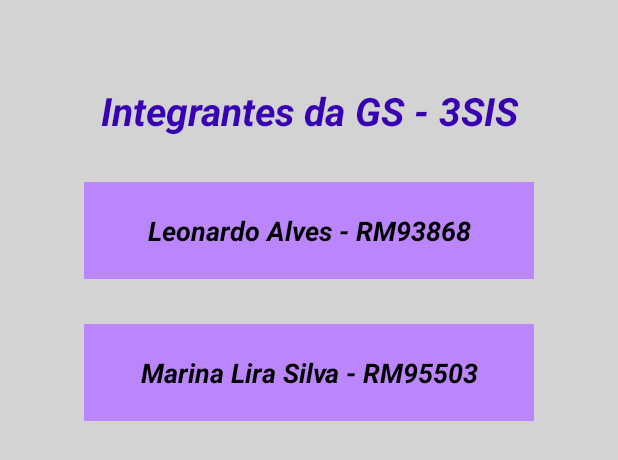
After one commit to Leonardoabs/GSKOTLIN, an Android app built with Jetpack Compose: the layout integrantes.xml on its own in the app's theme, with its tools: preview values and no code run, on a phone screen of 412 x 824 dp. The commit adds this screen. Shown: the top 460 px of the screen. Run offline under Robolectric (Android 15) with nearby library versions, the phone set to English and light mode, and no system bars.

Commit message:
Tela Visual e Back-End

```diff
--- /dev/null
+++ b/app/src/main/res/drawable/baseline_delete_24.xml
@@ -0,0 +1,5 @@
+<vector android:height="24dp" android:tint="#000000"
+    android:viewportHeight="24" android:viewportWidth="24"
+    android:width="24dp" xmlns:android="http://schemas.android.com/apk/res/android">
+    <path android:fillColor="@android:color/white" android:pathData="M6,19c0,1.1 0.9,2 2,2h8c1.1,0 2,-0.9 2,-2V7H6v12zM19,4h-3.5l-1,-1h-5l-1,1H5v2h14V4z"/>
+</vector>
--- a/app/src/main/res/layout/activity_main.xml
+++ b/app/src/main/res/layout/activity_main.xml
@@ -15,7 +15,7 @@
         android:text="Ocean Saviors"
         android:textAlignment="center"
         android:textSize="30sp"
-        android:textColor="@color/purple_200"
+        android:textColor="@color/purple_700"
         android:textStyle="italic|bold"
         android:layout_gravity="center"
         android:paddingBottom="30dp" />
@@ -55,7 +55,7 @@
         android:textStyle="bold"
         android:textSize="16dp"
         android:textColor="@color/white"
-        android:backgroundTint="@color/purple_200"
+        android:backgroundTint="@color/purple_700"
         android:layout_marginBottom="15dp"/>
 
     <androidx.recyclerview.widget.RecyclerView
--- /dev/null
+++ b/app/src/main/res/layout/integrantes.xml
@@ -0,0 +1,57 @@
+<?xml version="1.0" encoding="utf-8"?>
+<LinearLayout xmlns:android="http://schemas.android.com/apk/res/android"
+    android:orientation="vertical"
+    android:layout_width="match_parent"
+    android:layout_height="match_parent"
+    android:background="#d3d3d3"
+    android:padding="56dp">
+
+    <TextView
+        android:layout_width="wrap_content"
+        android:layout_height="wrap_content"
+        android:text="Integrantes da GS - 3SIS"
+        android:textAlignment="center"
+        android:textSize="26sp"
+        android:textColor="@color/purple_700"
+        android:textStyle="italic|bold"
+        android:layout_gravity="center"
+        android:paddingBottom="30dp"/>
+
+
+    <LinearLayout
+        android:layout_width="match_parent"
+        android:layout_height="wrap_content"
+        android:background="@color/purple_200"
+        android:padding="20dp"
+        android:layout_marginBottom="30dp"
+        android:layout_gravity="center">
+
+        <TextView
+            android:layout_width="match_parent"
+            android:layout_height="wrap_content"
+            android:text="Leonardo Alves - RM93868"
+            android:textSize="18sp"
+            android:textColor="#000000"
+            android:textStyle="bold|italic"
+            android:gravity="center"/>
+    </LinearLayout>
+
+    <LinearLayout
+        android:layout_width="match_parent"
+        android:layout_height="wrap_content"
+        android:background="@color/purple_200"
+        android:padding="20dp"
+        android:layout_marginBottom="30dp"
+        android:layout_gravity="center">
+
+        <TextView
+            android:layout_width="match_parent"
+            android:layout_height="wrap_content"
+            android:text="Marina Lira Silva - RM95503"
+            android:textSize="18sp"
+            android:textColor="#000000"
+            android:textStyle="bold|italic"
+            android:gravity="center"/>
+    </LinearLayout>
+
+</LinearLayout>
```
Also changed, not shown: app/src/main/java/br/com/example/leonardoalves_rm93868/ItemAdapter.kt (added, +51 -0 lines), app/src/main/java/br/com/example/leonardoalves_rm93868/ItemOceano.kt (added, +8 -0 lines), app/src/main/java/br/com/example/leonardoalves_rm93868/MainActivity.kt (+45 -0 lines), app/src/main/res/layout/item_layout.xml (added, +27 -0 lines).
